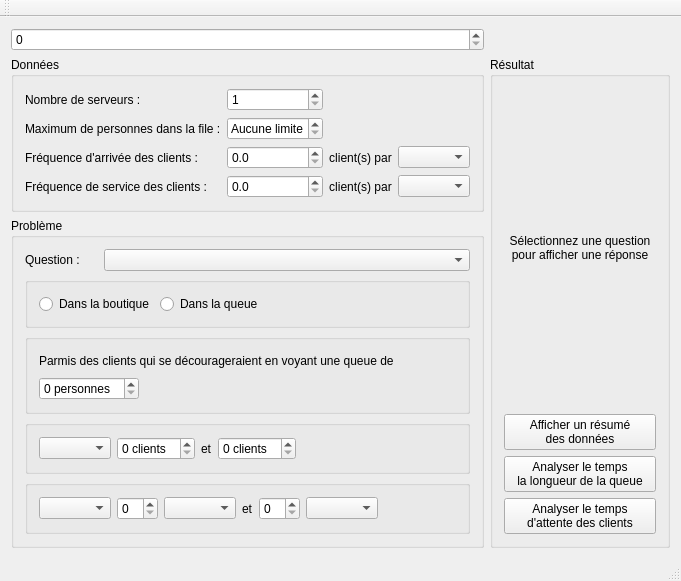
AmaneMisora/Processus-Stochastique, file WaitingLine/mainwindow.ui: the form before one commit.
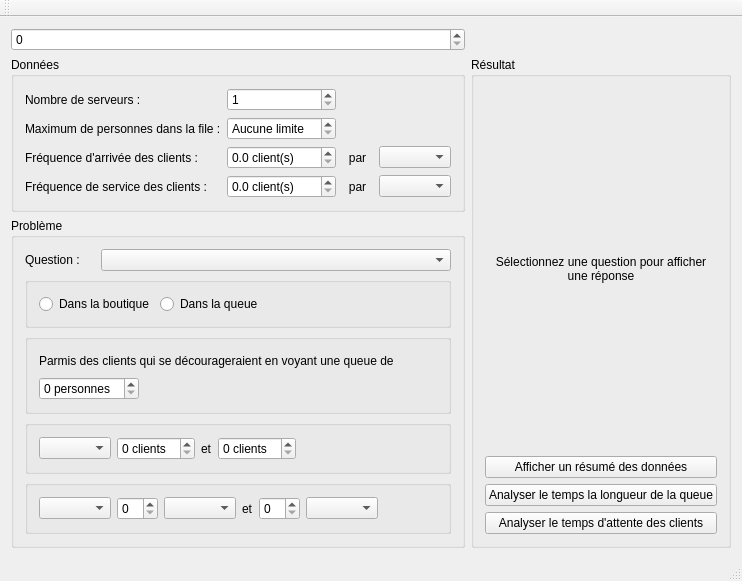
The form after the commit.

Commit message: Correction d'erreurs

```diff
--- a/WaitingLine/mainwindow.ui
+++ b/WaitingLine/mainwindow.ui
@@ -6,10 +6,16 @@
    <rect>
     <x>0</x>
     <y>0</y>
-    <width>681</width>
+    <width>674</width>
     <height>507</height>
    </rect>
   </property>
+  <property name="sizePolicy">
+   <sizepolicy hsizetype="Maximum" vsizetype="Maximum">
+    <horstretch>0</horstretch>
+    <verstretch>0</verstretch>
+   </sizepolicy>
+  </property>
   <property name="windowTitle">
    <string>Gestionnaire de files d'attente</string>
   </property>
@@ -322,24 +328,21 @@
        <item>
         <widget class="QPushButton" name="PushButtonGlobalResult">
          <property name="text">
-          <string>Afficher un résumé
-des données</string>
+          <string>Afficher un résumé des données</string>
          </property>
         </widget>
        </item>
        <item>
         <widget class="QPushButton" name="PushButtonGrathLenth">
          <property name="text">
-          <string>Analyser le temps
-la longueur de la queue</string>
+          <string>Analyser le temps la longueur de la queue</string>
          </property>
         </widget>
        </item>
        <item>
         <widget class="QPushButton" name="PushButtonGraphTime">
          <property name="text">
-          <string>Analyser le temps
-d'attente des clients</string>
+          <string>Analyser le temps d'attente des clients</string>
          </property>
         </widget>
        </item>
@@ -361,6 +364,9 @@
        </item>
        <item row="2" column="1">
         <widget class="QDoubleSpinBox" name="DoubleSpinBoxFrequenceArrivee">
+         <property name="suffix">
+          <string> client(s)</string>
+         </property>
          <property name="decimals">
           <number>1</number>
          </property>
@@ -382,7 +388,7 @@
        <item row="3" column="2">
         <widget class="QLabel" name="label_6">
          <property name="text">
-          <string>client(s) par</string>
+          <string>par</string>
          </property>
          <property name="alignment">
           <set>Qt::AlignCenter</set>
@@ -398,6 +404,9 @@
        </item>
        <item row="3" column="1">
         <widget class="QDoubleSpinBox" name="DoubleSpinBoxFrequenceService">
+         <property name="suffix">
+          <string> client(s)</string>
+         </property>
          <property name="decimals">
           <number>1</number>
          </property>
@@ -419,7 +428,7 @@
        <item row="2" column="2">
         <widget class="QLabel" name="label_5">
          <property name="text">
-          <string>client(s) par</string>
+          <string>par</string>
          </property>
          <property name="alignment">
           <set>Qt::AlignCenter</set>
```
Left out of the diff: 2 changed lines with no effect on the pictures. The commit also changes 1 other file.
